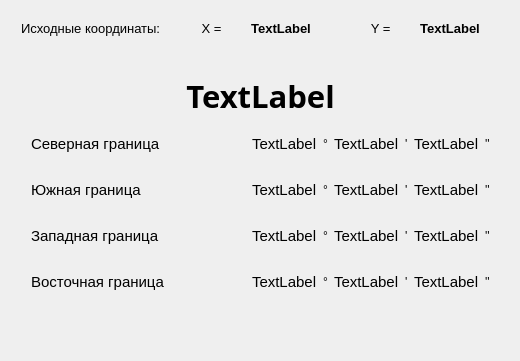
Above: QtMapNomenclature/QtMapNomenclature/QtSecondWidget.ui from AlSergachev/QtMapNomenclature before the change. Below: the same form after it.
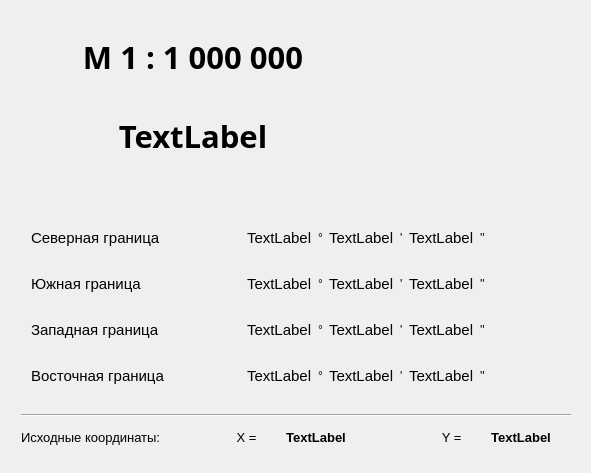
That is the form after the change. Icons and pictures are not drawn.

Patch:
```diff
--- a/QtMapNomenclature/QtMapNomenclature/QtSecondWidget.ui
+++ b/QtMapNomenclature/QtMapNomenclature/QtSecondWidget.ui
@@ -6,157 +6,130 @@
    <rect>
     <x>0</x>
     <y>0</y>
-    <width>520</width>
-    <height>361</height>
+    <width>591</width>
+    <height>473</height>
    </rect>
   </property>
   <property name="windowTitle">
    <string>QtSecondWidget</string>
   </property>
-  <widget class="QWidget" name="verticalLayoutWidget">
+  <widget class="QLabel" name="label_11">
+   <property name="geometry">
+    <rect>
+     <x>670</x>
+     <y>420</y>
+     <width>55</width>
+     <height>22</height>
+    </rect>
+   </property>
+   <property name="text">
+    <string>'</string>
+   </property>
+  </widget>
+  <widget class="QWidget" name="">
    <property name="geometry">
     <rect>
      <x>10</x>
      <y>10</y>
-     <width>501</width>
-     <height>341</height>
+     <width>572</width>
+     <height>454</height>
     </rect>
    </property>
    <layout class="QVBoxLayout" name="verticalLayout">
     <item>
-     <layout class="QHBoxLayout" name="horizontalLayout">
-      <property name="sizeConstraint">
-       <enum>QLayout::SetDefaultConstraint</enum>
-      </property>
+     <layout class="QHBoxLayout" name="horizontalLayout_3">
       <item>
-       <widget class="QLabel" name="label">
-        <property name="maximumSize">
-         <size>
-          <width>16777215</width>
-          <height>20</height>
-         </size>
-        </property>
-        <property name="font">
-         <font>
-          <pointsize>10</pointsize>
-         </font>
-        </property>
-        <property name="text">
-         <string>&lt;html&gt;&lt;head/&gt;&lt;body&gt;&lt;p&gt;Исходные координаты:&lt;/p&gt;&lt;/body&gt;&lt;/html&gt;</string>
-        </property>
-       </widget>
+       <layout class="QVBoxLayout" name="verticalLayout_10">
+        <item>
+         <widget class="QLabel" name="label_nomenclature_2">
+          <property name="maximumSize">
+           <size>
+            <width>16777215</width>
+            <height>80</height>
+           </size>
+          </property>
+          <property name="font">
+           <font>
+            <family>Cheque</family>
+            <pointsize>23</pointsize>
+            <weight>75</weight>
+            <bold>true</bold>
+            <stylestrategy>PreferAntialias</stylestrategy>
+           </font>
+          </property>
+          <property name="contextMenuPolicy">
+           <enum>Qt::DefaultContextMenu</enum>
+          </property>
+          <property name="layoutDirection">
+           <enum>Qt::LeftToRight</enum>
+          </property>
+          <property name="text">
+           <string>&lt;html&gt;&lt;head/&gt;&lt;body&gt;&lt;p align=&quot;center&quot;&gt;M 1 : 1 000 000&lt;/p&gt;&lt;/body&gt;&lt;/html&gt;</string>
+          </property>
+          <property name="alignment">
+           <set>Qt::AlignCenter</set>
+          </property>
+         </widget>
+        </item>
+        <item>
+         <widget class="QLabel" name="label_nomenclature">
+          <property name="maximumSize">
+           <size>
+            <width>16777215</width>
+            <height>80</height>
+           </size>
+          </property>
+          <property name="font">
+           <font>
+            <family>Cheque</family>
+            <pointsize>23</pointsize>
+            <weight>75</weight>
+            <bold>true</bold>
+            <stylestrategy>PreferAntialias</stylestrategy>
+           </font>
+          </property>
+          <property name="contextMenuPolicy">
+           <enum>Qt::DefaultContextMenu</enum>
+          </property>
+          <property name="layoutDirection">
+           <enum>Qt::LeftToRight</enum>
+          </property>
+          <property name="text">
+           <string>&lt;html&gt;&lt;head/&gt;&lt;body&gt;&lt;p align=&quot;center&quot;&gt;TextLabel&lt;/p&gt;&lt;/body&gt;&lt;/html&gt;</string>
+          </property>
+          <property name="alignment">
+           <set>Qt::AlignCenter</set>
+          </property>
+         </widget>
+        </item>
+       </layout>
       </item>
       <item>
-       <widget class="QLabel" name="label_X_2">
-        <property name="minimumSize">
-         <size>
-          <width>40</width>
-          <height>0</height>
-         </size>
-        </property>
+       <widget class="QLabel" name="label_15">
         <property name="maximumSize">
          <size>
-          <width>16777215</width>
-          <height>30</height>
+          <width>200</width>
+          <height>16777215</height>
          </size>
         </property>
         <property name="font">
          <font>
-          <pointsize>10</pointsize>
+          <pointsize>4</pointsize>
          </font>
         </property>
         <property name="text">
-         <string>&lt;html&gt;&lt;head/&gt;&lt;body&gt;&lt;p align=&quot;right&quot;&gt;X = &lt;/p&gt;&lt;/body&gt;&lt;/html&gt;</string>
+         <string/>
         </property>
-       </widget>
-      </item>
-      <item>
-       <widget class="QLabel" name="label_X">
-        <property name="minimumSize">
-         <size>
-          <width>100</width>
-          <height>0</height>
-         </size>
+        <property name="textFormat">
+         <enum>Qt::AutoText</enum>
         </property>
-        <property name="maximumSize">
-         <size>
-          <width>16777215</width>
-          <height>30</height>
-         </size>
-        </property>
-        <property name="font">
-         <font>
-          <pointsize>10</pointsize>
-         </font>
-        </property>
-        <property name="text">
-         <string>&lt;html&gt;&lt;head/&gt;&lt;body&gt;&lt;p align=&quot;center&quot;&gt;&lt;span style=&quot; font-weight:600;&quot;&gt;TextLabel&lt;/span&gt;&lt;/p&gt;&lt;/body&gt;&lt;/html&gt;</string>
-        </property>
-       </widget>
-      </item>
-      <item>
-       <widget class="QLabel" name="label_X_3">
-        <property name="minimumSize">
-         <size>
-          <width>40</width>
-          <height>0</height>
-         </size>
-        </property>
-        <property name="maximumSize">
-         <size>
-          <width>16777215</width>
-          <height>30</height>
-         </size>
-        </property>
-        <property name="font">
-         <font>
-          <pointsize>10</pointsize>
-         </font>
-        </property>
-        <property name="text">
-         <string>&lt;html&gt;&lt;head/&gt;&lt;body&gt;&lt;p align=&quot;right&quot;&gt;Y = &lt;/p&gt;&lt;/body&gt;&lt;/html&gt;</string>
-        </property>
-       </widget>
-      </item>
-      <item>
-       <widget class="QLabel" name="label_Y">
-        <property name="minimumSize">
-         <size>
-          <width>100</width>
-          <height>0</height>
-         </size>
-        </property>
-        <property name="maximumSize">
-         <size>
-          <width>16777215</width>
-          <height>30</height>
-         </size>
-        </property>
-        <property name="font">
-         <font>
-          <pointsize>10</pointsize>
-         </font>
-        </property>
-        <property name="text">
-         <string>&lt;html&gt;&lt;head/&gt;&lt;body&gt;&lt;p align=&quot;center&quot;&gt;&lt;span style=&quot; font-weight:600;&quot;&gt;TextLabel&lt;/span&gt;&lt;/p&gt;&lt;/body&gt;&lt;/html&gt;</string>
+        <property name="pixmap">
+         <pixmap>png/RW1.png</pixmap>
         </property>
        </widget>
       </item>
      </layout>
     </item>
-    <item>
-     <spacer name="verticalSpacer_3">
-      <property name="orientation">
-       <enum>Qt::Vertical</enum>
-      </property>
-      <property name="sizeHint" stdset="0">
-       <size>
-        <width>20</width>
-        <height>20</height>
-       </size>
-      </property>
-     </spacer>
-    </item>
     <item>
      <spacer name="verticalSpacer">
       <property name="orientation">
@@ -173,37 +146,6 @@
       </property>
      </spacer>
     </item>
-    <item>
-     <widget class="QLabel" name="label_nomenclature">
-      <property name="maximumSize">
-       <size>
-        <width>16777215</width>
-        <height>80</height>
-       </size>
-      </property>
-      <property name="font">
-       <font>
-        <family>Cheque</family>
-        <pointsize>23</pointsize>
-        <weight>75</weight>
-        <bold>true</bold>
-        <stylestrategy>PreferAntialias</stylestrategy>
-       </font>
-      </property>
-      <property name="contextMenuPolicy">
-       <enum>Qt::DefaultContextMenu</enum>
-      </property>
-      <property name="layoutDirection">
-       <enum>Qt::LeftToRight</enum>
-      </property>
-      <property name="text">
-       <string>&lt;html&gt;&lt;head/&gt;&lt;body&gt;&lt;p align=&quot;center&quot;&gt;TextLabel&lt;/p&gt;&lt;/body&gt;&lt;/html&gt;</string>
-      </property>
-      <property name="alignment">
-       <set>Qt::AlignCenter</set>
-      </property>
-     </widget>
-    </item>
     <item>
      <layout class="QHBoxLayout" name="horizontalLayout_2">
       <property name="leftMargin">
@@ -559,23 +501,148 @@
         </item>
        </layout>
       </item>
+      <item>
+       <spacer name="horizontalSpacer_4">
+        <property name="orientation">
+         <enum>Qt::Horizontal</enum>
+        </property>
+        <property name="sizeHint" stdset="0">
+         <size>
+          <width>40</width>
+          <height>20</height>
+         </size>
+        </property>
+       </spacer>
+      </item>
      </layout>
     </item>
     <item>
-     <spacer name="verticalSpacer_2">
+     <widget class="Line" name="line">
       <property name="orientation">
-       <enum>Qt::Vertical</enum>
+       <enum>Qt::Horizontal</enum>
       </property>
-      <property name="sizeType">
-       <enum>QSizePolicy::Preferred</enum>
+     </widget>
+    </item>
+    <item>
+     <layout class="QHBoxLayout" name="horizontalLayout">
+      <property name="sizeConstraint">
+       <enum>QLayout::SetDefaultConstraint</enum>
       </property>
-      <property name="sizeHint" stdset="0">
-       <size>
-        <width>20</width>
-        <height>40</height>
-       </size>
-      </property>
-     </spacer>
+      <item>
+       <widget class="QLabel" name="label">
+        <property name="maximumSize">
+         <size>
+          <width>16777215</width>
+          <height>20</height>
+         </size>
+        </property>
+        <property name="font">
+         <font>
+          <pointsize>10</pointsize>
+         </font>
+        </property>
+        <property name="text">
+         <string>&lt;html&gt;&lt;head/&gt;&lt;body&gt;&lt;p&gt;Исходные координаты:&lt;/p&gt;&lt;/body&gt;&lt;/html&gt;</string>
+        </property>
+       </widget>
+      </item>
+      <item>
+       <widget class="QLabel" name="label_X_2">
+        <property name="minimumSize">
+         <size>
+          <width>40</width>
+          <height>0</height>
+         </size>
+        </property>
+        <property name="maximumSize">
+         <size>
+          <width>16777215</width>
+          <height>30</height>
+         </size>
+        </property>
+        <property name="font">
+         <font>
+          <pointsize>10</pointsize>
+         </font>
+        </property>
+        <property name="text">
+         <string>&lt;html&gt;&lt;head/&gt;&lt;body&gt;&lt;p align=&quot;right&quot;&gt;X = &lt;/p&gt;&lt;/body&gt;&lt;/html&gt;</string>
+        </property>
+       </widget>
+      </item>
+      <item>
+       <widget class="QLabel" name="label_X">
+        <property name="minimumSize">
+         <size>
+          <width>100</width>
+          <height>0</height>
+         </size>
+        </property>
+        <property name="maximumSize">
+         <size>
+          <width>16777215</width>
+          <height>30</height>
+         </size>
+        </property>
+        <property name="font">
+         <font>
+          <pointsize>10</pointsize>
+         </font>
+        </property>
+        <property name="text">
+         <string>&lt;html&gt;&lt;head/&gt;&lt;body&gt;&lt;p align=&quot;center&quot;&gt;&lt;span style=&quot; font-weight:600;&quot;&gt;TextLabel&lt;/span&gt;&lt;/p&gt;&lt;/body&gt;&lt;/html&gt;</string>
+        </property>
+       </widget>
+      </item>
+      <item>
+       <widget class="QLabel" name="label_X_3">
+        <property name="minimumSize">
+         <size>
+          <width>40</width>
+          <height>0</height>
+         </size>
+        </property>
+        <property name="maximumSize">
+         <size>
+          <width>16777215</width>
+          <height>30</height>
+         </size>
+        </property>
+        <property name="font">
+         <font>
+          <pointsize>10</pointsize>
+         </font>
+        </property>
+        <property name="text">
+         <string>&lt;html&gt;&lt;head/&gt;&lt;body&gt;&lt;p align=&quot;right&quot;&gt;Y = &lt;/p&gt;&lt;/body&gt;&lt;/html&gt;</string>
+        </property>
+       </widget>
+      </item>
+      <item>
+       <widget class="QLabel" name="label_Y">
+        <property name="minimumSize">
+         <size>
+          <width>100</width>
+          <height>0</height>
+         </size>
+        </property>
+        <property name="maximumSize">
+         <size>
+          <width>16777215</width>
+          <height>30</height>
+         </size>
+        </property>
+        <property name="font">
+         <font>
+          <pointsize>10</pointsize>
+         </font>
+        </property>
+        <property name="text">
+         <string>&lt;html&gt;&lt;head/&gt;&lt;body&gt;&lt;p align=&quot;center&quot;&gt;&lt;span style=&quot; font-weight:600;&quot;&gt;TextLabel&lt;/span&gt;&lt;/p&gt;&lt;/body&gt;&lt;/html&gt;</string>
+        </property>
+       </widget>
+      </item>
+     </layout>
     </item>
    </layout>
   </widget>
```
Left out of the diff: 13 changed lines with no effect on the pictures.
